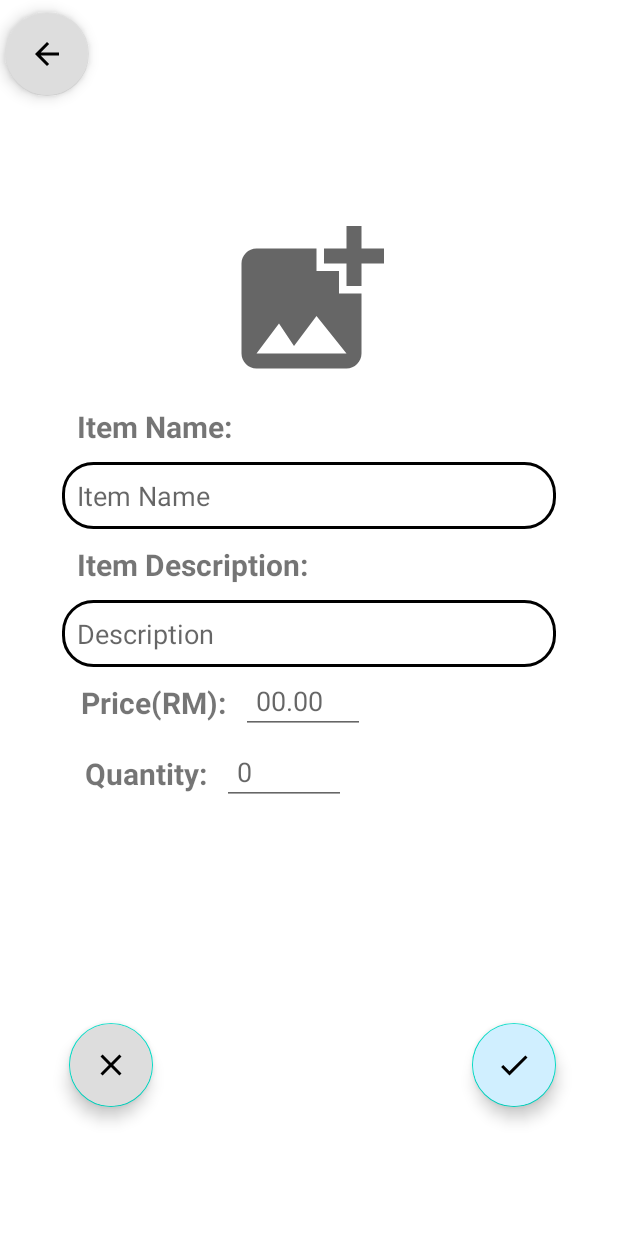
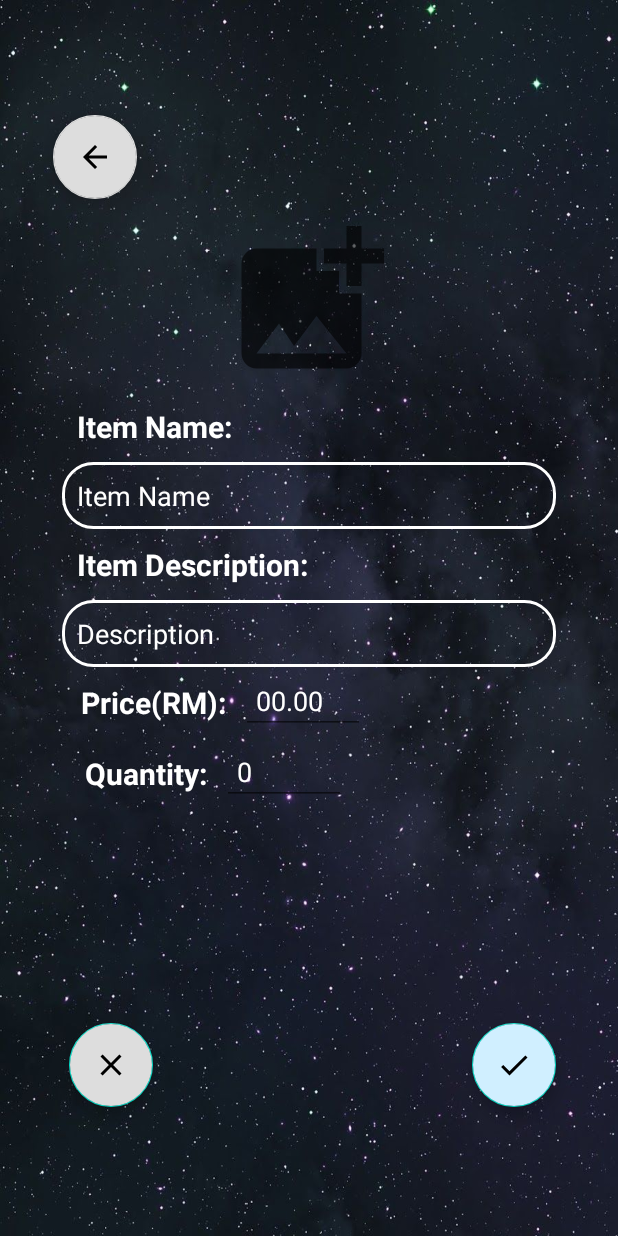
Before and after one commit to Group13ShopForAll/AssignmentNightmare, an Android app: the UploadActivity screen opened directly, with no data from a screen before it, on a phone screen of 412 x 824 dp. Run offline under Robolectric (Android 15) with nearby library versions, the phone set to English and light mode, and no system bars.

Commit message:
Upload Product Interface (Latest)

```diff
--- a/app/src/main/res/drawable/ic_baseline_add_photo_alternate_24.xml
+++ b/app/src/main/res/drawable/ic_baseline_add_photo_alternate_24.xml
@@ -1,5 +1,5 @@
 <vector android:height="120dp" android:tint="?attr/colorControlNormal"
     android:viewportHeight="24" android:viewportWidth="24"
     android:width="120dp" xmlns:android="http://schemas.android.com/apk/res/android">
-    <path android:fillColor="@android:color/white" android:pathData="M19,7v2.99s-1.99,0.01 -2,0L17,7h-3s0.01,-1.99 0,-2h3L17,2h2v3h3v2h-3zM16,11L16,8h-3L13,5L5,5c-1.1,0 -2,0.9 -2,2v12c0,1.1 0.9,2 2,2h12c1.1,0 2,-0.9 2,-2v-8h-3zM5,19l3,-4 2,3 3,-4 4,5L5,19z"/>
+    <path android:fillColor="@color/white" android:pathData="M19,7v2.99s-1.99,0.01 -2,0L17,7h-3s0.01,-1.99 0,-2h3L17,2h2v3h3v2h-3zM16,11L16,8h-3L13,5L5,5c-1.1,0 -2,0.9 -2,2v12c0,1.1 0.9,2 2,2h12c1.1,0 2,-0.9 2,-2v-8h-3zM5,19l3,-4 2,3 3,-4 4,5L5,19z"/>
 </vector>
--- a/app/src/main/res/drawable/textfield_shape.xml
+++ b/app/src/main/res/drawable/textfield_shape.xml
@@ -1,5 +1,6 @@
 <?xml version="1.0" encoding="utf-8"?>
 <shape xmlns:android="http://schemas.android.com/apk/res/android">
     <corners android:radius="20dp"/>
-    <stroke android:width="2dp"/>
+    <stroke android:width="2dp"
+        android:color="@color/white"/>
 </shape>
--- a/app/src/main/res/layout/activity_upload.xml
+++ b/app/src/main/res/layout/activity_upload.xml
@@ -4,8 +4,11 @@
     xmlns:tools="http://schemas.android.com/tools"
     android:layout_width="match_parent"
     android:layout_height="match_parent"
-    tools:context=".UploadActivity">
+    tools:context=".UploadActivity"
+    android:background="@drawable/top_bg">
 
+    <!--Jiun Lin-->
+    <!--Add Image-->
     <ImageView
         android:id="@+id/ivAddImage"
         android:layout_width="wrap_content"
@@ -17,11 +20,14 @@
         android:src="@drawable/ic_baseline_add_photo_alternate_24"
         app:layout_constraintVertical_bias="0.2" />
 
+
+    <!--Add Item Name-->
     <TextView
         android:id="@+id/tvItemName"
         android:layout_width="0dp"
         android:layout_height="wrap_content"
         android:text="Item Name:"
+        android:textColor="@color/white"
         android:textStyle="bold"
         android:textSize="20dp"
         android:padding="10dp"
@@ -36,6 +42,7 @@
         android:layout_width="0dp"
         android:layout_height="wrap_content"
         android:hint="Item Name"
+        android:textColorHint="@color/white"
         app:layout_constraintStart_toStartOf="parent"
         app:layout_constraintEnd_toEndOf="parent"
         app:layout_constraintTop_toBottomOf="@+id/tvItemName"
@@ -44,12 +51,15 @@
         app:layout_constraintVertical_bias="0"
         app:layout_constraintWidth_percent=".8"
         android:background="@drawable/textfield_shape"/>
+
+    <!--Add Item Description-->
     <TextView
         android:id="@+id/tvItemDesc"
         android:layout_width="0dp"
         android:layout_height="wrap_content"
         android:text="Item Description:"
         android:textSize="20dp"
+        android:textColor="@color/white"
         android:textStyle="bold"
         android:padding="10dp"
         app:layout_constraintStart_toStartOf="parent"
@@ -63,6 +73,7 @@
         android:layout_width="0dp"
         android:layout_height="wrap_content"
         android:hint="Description"
+        android:textColorHint="@color/white"
         app:layout_constraintStart_toStartOf="parent"
         app:layout_constraintEnd_toEndOf="parent"
         app:layout_constraintTop_toBottomOf="@+id/tvItemDesc"
@@ -71,12 +82,15 @@
         app:layout_constraintWidth_percent=".8"
         android:padding="10dp"
         android:background="@drawable/textfield_shape"/>
+
+    <!-- Add Item Price-->
     <TextView
         android:id="@+id/tvPrice"
         android:layout_width="wrap_content"
         android:layout_height="wrap_content"
         android:text="Price(RM):"
         android:textSize="20dp"
+        android:textColor="@color/white"
         android:textStyle="bold"
         app:layout_constraintHorizontal_bias=".15"
         app:layout_constraintTop_toBottomOf="@+id/itemDesc"
@@ -92,6 +106,7 @@
         android:layout_height="wrap_content"
         android:inputType="numberDecimal"
         android:hint="00.00"
+        android:textColorHint="@color/white"
         app:layout_constraintTop_toBottomOf="@id/itemDesc"
         app:layout_constraintStart_toEndOf="@+id/tvPrice"
         app:layout_constraintEnd_toEndOf="parent"
@@ -100,6 +115,8 @@
         app:layout_constraintWidth_percent=".2"
         android:padding="10dp"
         app:layout_constraintHorizontal_bias="0" />
+
+    <!--Add Item Quantity-->
     <TextView
         android:id="@+id/tvQuantity"
         android:layout_width="wrap_content"
@@ -107,6 +124,7 @@
         android:text="Quantity:"
         android:textStyle="bold"
         android:textSize="20dp"
+        android:textColor="@color/white"
         app:layout_constraintTop_toBottomOf="@+id/tvPrice"
         app:layout_constraintStart_toStartOf="parent"
         app:layout_constraintEnd_toEndOf="parent"
@@ -121,6 +139,7 @@
         android:layout_height="wrap_content"
         android:inputType="number"
         android:hint="0"
+        android:textColorHint="@color/white"
         app:layout_constraintTop_toBottomOf="@id/tvPrice"
         app:layout_constraintStart_toEndOf="@+id/tvQuantity"
         app:layout_constraintEnd_toEndOf="parent"
@@ -130,6 +149,8 @@
         android:padding="10dp"
         app:layout_constraintHorizontal_bias="0" />
 
+
+    <!--Confirm Button-->
     <com.google.android.material.floatingactionbutton.FloatingActionButton
         android:id="@+id/uploadConfirm"
         android:layout_width="wrap_content"
@@ -143,6 +164,7 @@
         app:layout_constraintTop_toTopOf="parent"
         app:layout_constraintVertical_bias="0.888" />
 
+    <!--Cancel Button-->
     <com.google.android.material.floatingactionbutton.FloatingActionButton
         android:id="@+id/uploadCancel"
         android:layout_width="wrap_content"
@@ -156,6 +178,7 @@
         app:layout_constraintTop_toTopOf="parent"
         app:layout_constraintVertical_bias="0.888" />
 
+    <!--Back button-->
     <com.google.android.material.floatingactionbutton.FloatingActionButton
         android:layout_width="wrap_content"
         android:layout_height="wrap_content"
@@ -163,8 +186,8 @@
         app:layout_constraintBottom_toBottomOf="parent"
         app:layout_constraintStart_toStartOf="parent"
         app:layout_constraintEnd_toEndOf="parent"
-        app:layout_constraintVertical_bias="0.01"
-        app:layout_constraintHorizontal_bias="0.01"
+        app:layout_constraintVertical_bias="0.1"
+        app:layout_constraintHorizontal_bias="0.1"
         android:src="@drawable/ic_baseline_arrow_back_24"
         app:backgroundTint="@color/gray"
         />
```
